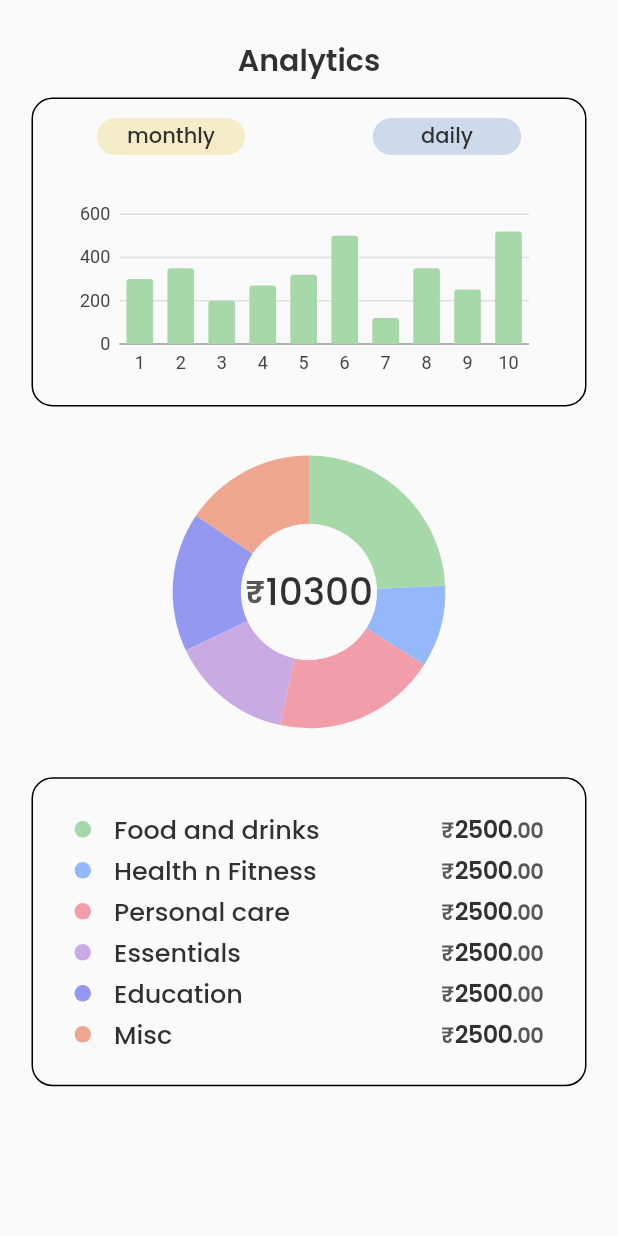
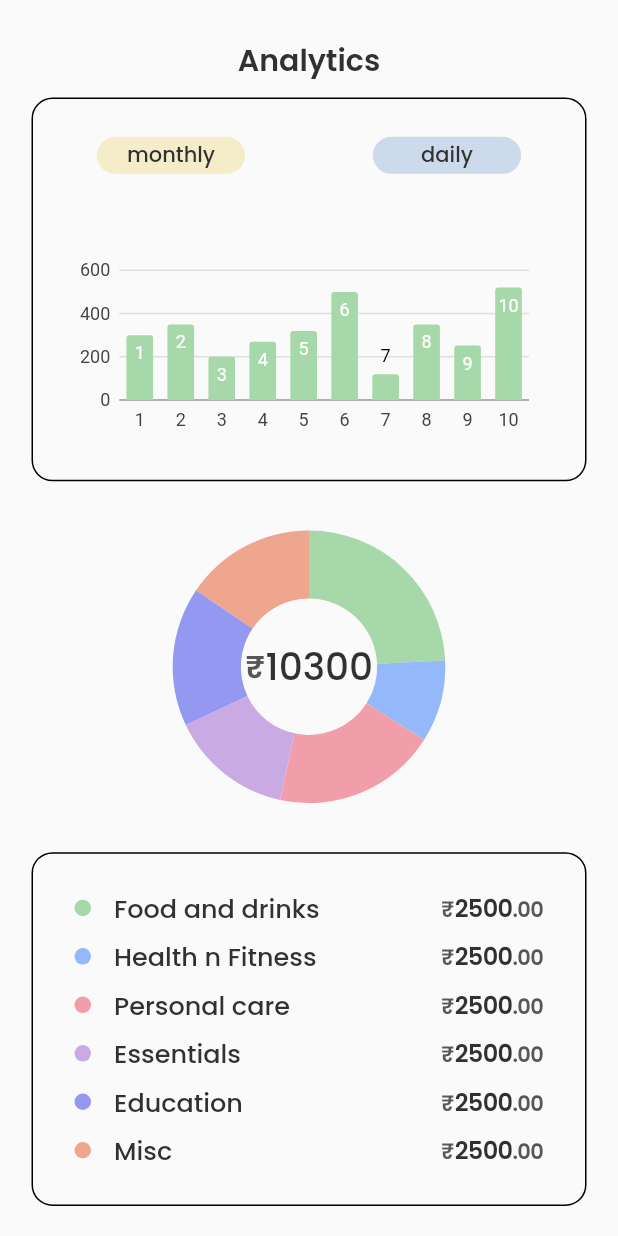
Before and after one commit to Sama-3l/coinwatcher, a Flutter app: the Analytics widget shown alone on an empty page, opened directly with empty values, after a tap on "daily", on a phone screen of 412 x 824 dp. Run offline on Flutter 3.47's test engine with Material 2 defaults, Android fonts, the phone set to English and light mode, and no system bars; our stand-ins replace charts_flutter, flutter_bloc, google_fonts, percent_indicator, simple_icons, syncfusion_flutter_charts; missing offline and left inert: carbon_icons.

Commit message:
Layout changes and updated graph

```diff
--- a/lib/presentation/screens/analytics.dart
+++ b/lib/presentation/screens/analytics.dart
@@ -27,7 +27,9 @@ class _AnalyticsState extends State<Analytics> {
         child: Column(
           crossAxisAlignment: CrossAxisAlignment.center,
           children: [
-            Text(
+            Padding(
+              padding: const EdgeInsets.only(bottom: 10),
+              child: Text(
                 "Analytics",
                 style: widget.font.getPoppinsTextStyle(
                   color: widget.theme.textPrimary,
@@ -36,12 +38,12 @@ class _AnalyticsState extends State<Analytics> {
                   letterSpacing: 0,
                 ),
               ),
-            SizedBox(
-              height: 10,
             ),
-            ExpenseGraph(
+            Expanded(
+              child: ExpenseGraph(
                 theme: widget.theme,
                 font: widget.font,
+              ),
             ),
             PieChart(
               theme: widget.theme,
@@ -49,7 +51,11 @@ class _AnalyticsState extends State<Analytics> {
             ),
 
             // Legend
-            Legend(theme: widget.theme, font: widget.font)
+            Expanded(
+                child: Padding(
+              padding: const EdgeInsets.only(bottom: 20),
+              child: Legend(theme: widget.theme, font: widget.font),
+            ))
           ],
         ),
       ),
--- a/lib/presentation/widgets/daily_graph.dart
+++ b/lib/presentation/widgets/daily_graph.dart
@@ -1,3 +1,5 @@
+// ignore_for_file: prefer_const_constructors
+
 import 'package:coinwatcher/data/model/bar_data.dart';
 import 'package:flutter/material.dart';
 import 'package:charts_flutter/flutter.dart' as charts;
@@ -11,6 +13,9 @@ class dailyGraph extends StatefulWidget {
 }
 
 class _dailyGraphState extends State<dailyGraph> {
+
+  double threshold = 600;
+
   @override
   Widget build(BuildContext context) {
     double width = MediaQuery.of(context).size.width;
@@ -23,10 +28,25 @@ class _dailyGraphState extends State<dailyGraph> {
           measureFn: (barDataDaily series, _) => series.spent,
           colorFn: (barDataDaily series, _) => series.color)
     ];
-    return Container(
-      height: 0.156 * height,
-      width: 0.78 * width,
-      child: charts.BarChart(series, animate: true),
-    );
+    return SizedBox(
+        height: 0.156 * height,
+        width: 0.78 * width,
+        child: charts.BarChart(
+          series,
+          animate: true,
+          primaryMeasureAxis: charts.NumericAxisSpec(
+            tickProviderSpec:
+                charts.BasicNumericTickProviderSpec(desiredTickCount: 4),
+          ),
+          barRendererDecorator: charts.BarLabelDecorator<String>(),
+          defaultRenderer: charts.BarRendererConfig(minBarLengthPx: 2),
+          behaviors: [
+            charts.RangeAnnotation([
+              charts.LineAnnotationSegment(
+                  threshold, charts.RangeAnnotationAxisType.measure,
+                  color: charts.MaterialPalette.gray.shade500),
+            ]),
+          ],
+        ));
   }
 }
--- a/lib/presentation/widgets/monthly_graph.dart
+++ b/lib/presentation/widgets/monthly_graph.dart
@@ -13,6 +13,9 @@ class monthlyGraph extends StatefulWidget {
 }
 
 class _monthlyGraphState extends State<monthlyGraph> {
+
+  double threshold = 5000;
+
   @override
   Widget build(BuildContext context) {
     double height = MediaQuery.of(context).size.height;
@@ -24,13 +27,27 @@ class _monthlyGraphState extends State<monthlyGraph> {
           measureFn: (barDataMonthly series, _) => series.spent,
           colorFn: (barDataMonthly series, _) => series.color)
     ];
+
     return Padding(
       padding: const EdgeInsets.only(left: 10, right: 10),
-      child: Container(
+      child: SizedBox(
           height: 0.156 * height,
           child: charts.BarChart(
             series,
             animate: true,
+            primaryMeasureAxis: charts.NumericAxisSpec(
+              tickProviderSpec:
+                  charts.BasicNumericTickProviderSpec(desiredTickCount: 5),
+            ),
+            barRendererDecorator: charts.BarLabelDecorator<String>(),
+            defaultRenderer: charts.BarRendererConfig(minBarLengthPx: 2),
+            behaviors: [
+              charts.RangeAnnotation([
+                charts.LineAnnotationSegment(
+                    threshold, charts.RangeAnnotationAxisType.measure,
+                    color: charts.MaterialPalette.gray.shade500),
+              ]),
+            ],
           )),
     );
   }
```
Lines whose indentation alone changed are shown as unchanged.
